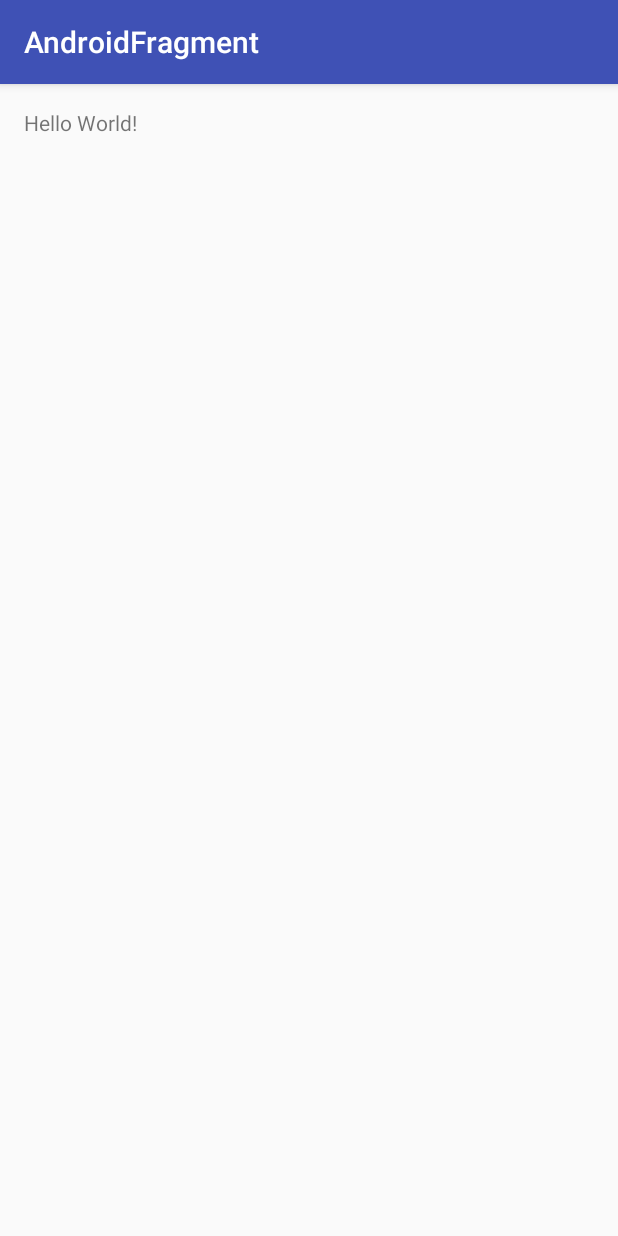
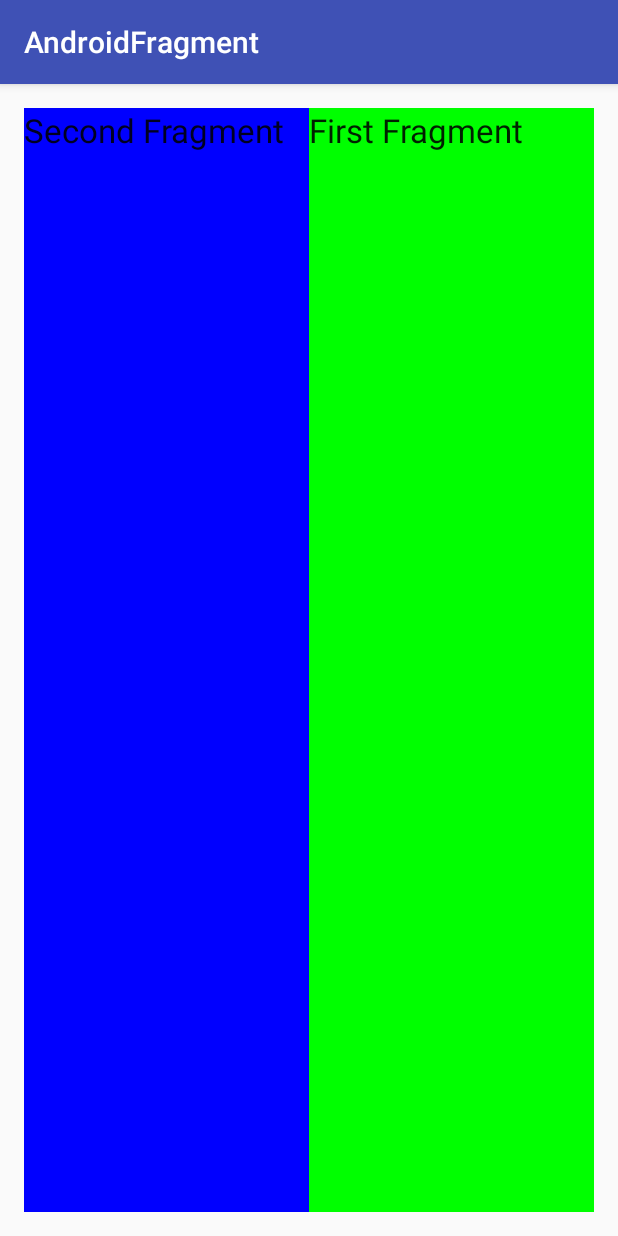
Before and after one commit to Crawford30/AndroidExamples, an Android app: the screen it shows after launch (MainActivity), on a phone screen of 412 x 824 dp. Run offline under Robolectric (Android 15) with nearby library versions, the phone set to English and light mode, and no system bars.

Commit message:
Add Fragment example

```diff
--- /dev/null
+++ b/3.AndroidFragments/AndroidFragment/app/src/main/java/com/fragment/example/fouliex/Fragment1.java
@@ -0,0 +1,21 @@
+package com.fragment.example.fouliex;
+
+import android.app.Fragment;
+import android.os.Bundle;
+import android.support.annotation.Nullable;
+import android.view.LayoutInflater;
+import android.view.View;
+import android.view.ViewGroup;
+
+import com.fragment.example.fouliex.androidfragment.R;
+
+/**
+ * Created by fouli on 3/5/2017.
+ */
+public class Fragment1 extends Fragment {
+    @Nullable
+    @Override
+    public View onCreateView(LayoutInflater inflater, ViewGroup container, Bundle savedInstanceState) {
+        return inflater.inflate(R.layout.fragment1,container, false);
+    }
+}
--- /dev/null
+++ b/3.AndroidFragments/AndroidFragment/app/src/main/java/com/fragment/example/fouliex/Fragment2.java
@@ -0,0 +1,21 @@
+package com.fragment.example.fouliex;
+
+import android.app.Fragment;
+import android.os.Bundle;
+import android.support.annotation.Nullable;
+import android.view.LayoutInflater;
+import android.view.View;
+import android.view.ViewGroup;
+
+import com.fragment.example.fouliex.androidfragment.R;
+
+/**
+ * Created by fouli on 3/5/2017.
+ */
+public class Fragment2 extends Fragment {
+    @Nullable
+    @Override
+    public View onCreateView(LayoutInflater inflater, ViewGroup container, Bundle savedInstanceState) {
+        return inflater.inflate(R.layout.fragment2,container, false);
+    }
+}
--- a/3.AndroidFragments/AndroidFragment/app/src/main/res/layout/activity_main.xml
+++ b/3.AndroidFragments/AndroidFragment/app/src/main/res/layout/activity_main.xml
@@ -1,17 +1,28 @@
 <?xml version="1.0" encoding="utf-8"?>
-<RelativeLayout xmlns:android="http://schemas.android.com/apk/res/android"
+<LinearLayout xmlns:android="http://schemas.android.com/apk/res/android"
     xmlns:tools="http://schemas.android.com/tools"
     android:id="@+id/activity_main"
-    android:layout_width="match_parent"
-    android:layout_height="match_parent"
+    android:layout_width="fill_parent"
+    android:layout_height="fill_parent"
     android:paddingBottom="@dimen/activity_vertical_margin"
     android:paddingLeft="@dimen/activity_horizontal_margin"
     android:paddingRight="@dimen/activity_horizontal_margin"
     android:paddingTop="@dimen/activity_vertical_margin"
-    tools:context="com.fragment.example.fouliex.androidfragment.MainActivity">
+    tools:context=".MainActivity">
 
-    <TextView
-        android:layout_width="wrap_content"
-        android:layout_height="wrap_content"
-        android:text="Hello World!" />
-</RelativeLayout>
+    <fragment
+        android:id="@+id/fragment2"
+        android:name="com.fragment.example.fouliex.Fragment2"
+        android:layout_width="0px"
+        android:layout_height="match_parent"
+        android:layout_weight="1" />
+
+    <fragment
+        android:id="@+id/fragment1"
+        android:name="com.fragment.example.fouliex.Fragment1"
+        android:layout_width="0px"
+        android:layout_height="match_parent"
+        android:layout_weight="1"
+
+        />
+</LinearLayout>
--- /dev/null
+++ b/3.AndroidFragments/AndroidFragment/app/src/main/res/layout/fragment1.xml
@@ -0,0 +1,15 @@
+<?xml version="1.0" encoding="utf-8"?>
+<LinearLayout xmlns:android="http://schemas.android.com/apk/res/android"
+    android:layout_width="match_parent"
+    android:layout_height="match_parent"
+    android:orientation="vertical"
+    android:background="#00ff00"
+    >
+
+    <TextView
+        android:layout_width="wrap_content"
+        android:layout_height="wrap_content"
+        android:text="First Fragment"
+        android:textAppearance="?android:attr/textAppearanceLarge"
+        />
+</LinearLayout>
--- /dev/null
+++ b/3.AndroidFragments/AndroidFragment/app/src/main/res/layout/fragment2.xml
@@ -0,0 +1,14 @@
+<?xml version="1.0" encoding="utf-8"?>
+<LinearLayout xmlns:android="http://schemas.android.com/apk/res/android"
+    android:layout_width="match_parent"
+    android:layout_height="match_parent"
+    android:background="#0000ff"
+    android:orientation="vertical">
+
+    <TextView
+        android:id="@+id/textView1"
+        android:layout_width="wrap_content"
+        android:layout_height="wrap_content"
+        android:text="Second Fragment"
+        android:textAppearance="?android:attr/textAppearanceLarge" />
+</LinearLayout>
```
